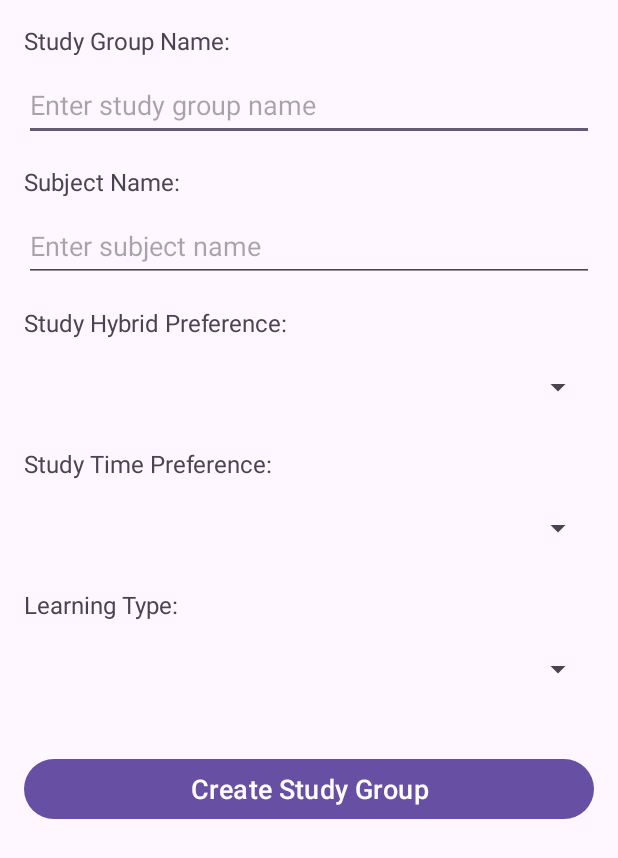
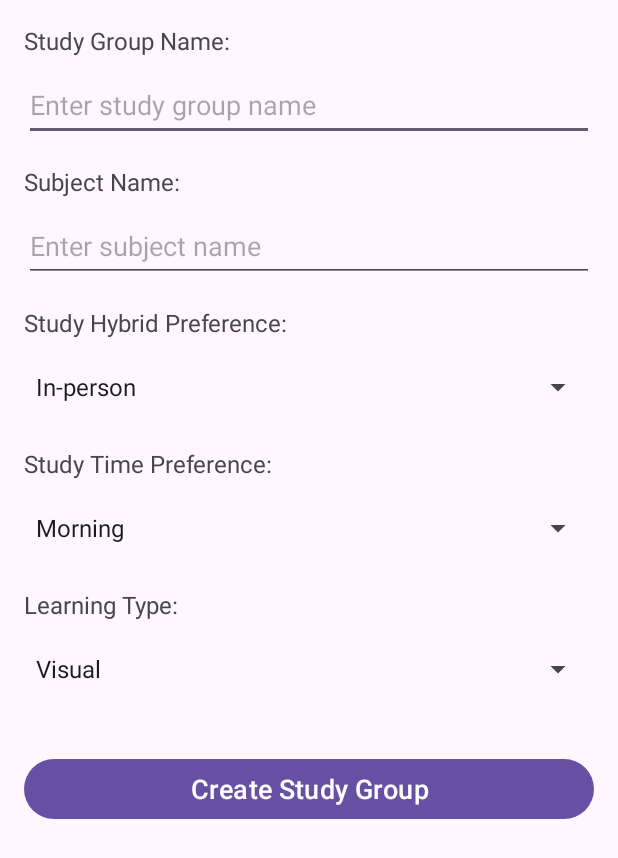
Before and after one commit to Team5MobileApp/StudyConnect, an Android app: the StudyGroupCreationFormActivity screen opened directly, with no data from a screen before it, after a tap on "Create Study Group", on a phone screen of 412 x 824 dp. Shown: the top 858 px of the screen. Run offline under Robolectric (Android 15) with nearby library versions, the phone set to English and light mode, and no system bars; our stand-ins replace Room's generated code.

Commit message:
Saves study groups in database. Errors with app closing

```diff
--- a/app/src/main/java/com/example/studyconnect/AppDatabase.kt
+++ b/app/src/main/java/com/example/studyconnect/AppDatabase.kt
@@ -6,11 +6,12 @@ import androidx.room.Room
 import androidx.room.RoomDatabase
 
 // 1. Annotate your database class with @Database
-@Database(entities = [UserPreferences::class], version = 1)
+@Database(entities = [UserPreferences::class, StudyGroup::class], version = 1)
 abstract class AppDatabase : RoomDatabase() {
 
     // 2. Define the DAOs you want to access in this database
     abstract fun userPreferencesDao(): UserPreferencesDao
+    abstract fun studyGroupDao(): StudyGroupDao
 
     // 3. Implement a singleton pattern for getting the database instance
     companion object {
--- a/app/src/main/java/com/example/studyconnect/SearchFragment.kt
+++ b/app/src/main/java/com/example/studyconnect/SearchFragment.kt
@@ -20,8 +20,6 @@ class SearchFragment : Fragment() {
     ): View? {
         // Inflate the layout for this fragment
         val view = inflater.inflate(R.layout.fragment_search, container, false)
-
-        // Find the "Add Group +" button
         val addGroupButton: Button = view.findViewById(R.id.button)
 
         // Set up OnClickListener for the button
--- /dev/null
+++ b/app/src/main/java/com/example/studyconnect/StudyGroup.kt
@@ -0,0 +1,15 @@
+package com.example.studyconnect
+
+import androidx.room.ColumnInfo
+import androidx.room.Entity
+import androidx.room.PrimaryKey
+
+@Entity(tableName = "study_group")
+data class StudyGroup(
+    @PrimaryKey(autoGenerate = true) val id: Long = 0,
+    @ColumnInfo(name = "groupName") val groupName: String?,
+    @ColumnInfo(name = "subject") val subject: String?,
+    @ColumnInfo(name = "hybrid") val hybrid: String?,
+    @ColumnInfo(name = "time") val time: String?,
+    @ColumnInfo(name = "learningType") val learningType: String?
+    )
--- a/app/src/main/java/com/example/studyconnect/StudyGroupCreationFormActivity.kt
+++ b/app/src/main/java/com/example/studyconnect/StudyGroupCreationFormActivity.kt
@@ -1,26 +1,80 @@
 package com.example.studyconnect
 
 import android.os.Bundle
+import android.widget.ArrayAdapter
 import androidx.appcompat.app.AppCompatActivity
 import android.widget.Button
 import android.widget.EditText
+import android.widget.Spinner
+import androidx.lifecycle.lifecycleScope
+import kotlinx.coroutines.CoroutineScope
+import kotlinx.coroutines.Dispatchers
+import kotlinx.coroutines.launch
 
 class StudyGroupCreationFormActivity : AppCompatActivity() {
+
+    private lateinit var db: AppDatabase // Room database instance
+    private lateinit var studyGroupDao: StudyGroupDao // DAO instance
 
     override fun onCreate(savedInstanceState: Bundle?) {
         super.onCreate(savedInstanceState)
         setContentView(R.layout.study_group_creation_form) // This should be your form layout file
 
+        // Initialize Room database and DAO
+        db = AppDatabase.getInstance(this) // Access database
+        studyGroupDao = db.studyGroupDao()
+
         // Find your UI elements
-        val groupNameEditText: EditText = findViewById(R.id.groupNameET)
+        val groupNameET: EditText = findViewById(R.id.groupNameET)
+        val subjectET: EditText = findViewById(R.id.subjectET)
+        val hybridSpinner: Spinner = findViewById(R.id.spinner_hybrid_preference)
+        val timeSpinner: Spinner = findViewById(R.id.spinner_time_preference)
+        val learningSpinner: Spinner = findViewById(R.id.spinner_learning_type)
         val createGroupButton: Button = findViewById(R.id.btn_create_group)
+
+        val learningOptions = listOf("Visual", "Auditory", "Write/Read", "Kinesthetic")
+        val timeOptions = listOf("Morning", "Afternoon", "Evening")
+        val hybridOptions = listOf("In-person", "Hybrid", "Virtual")
+
+        // Set adapters for Spinners
+        learningSpinner.adapter = ArrayAdapter(this, android.R.layout.simple_spinner_item, learningOptions)
+        timeSpinner.adapter = ArrayAdapter(this, android.R.layout.simple_spinner_item, timeOptions)
+        hybridSpinner.adapter = ArrayAdapter(this, android.R.layout.simple_spinner_item, hybridOptions)
+
 
         // Set click listener for save button
         createGroupButton.setOnClickListener {
-            val groupName = groupNameEditText.text.toString()
-            // You can add logic here to save the group to the database or something else
-            // For now, we'll just log the group name.
-            println("Group Name: $groupName")
+            val groupName = groupNameET.text.toString()
+            val subject = subjectET.text.toString()
+            val hybrid = hybridSpinner.selectedItem.toString()
+            val time = timeSpinner.selectedItem.toString()
+            val learningType = learningSpinner.selectedItem.toString()
+
+            // Create a UserPreferences object
+            val studyGroup = StudyGroup(
+                groupName = groupName,
+                subject = subject,
+                time = time,
+                hybrid = hybrid,
+                learningType = learningType
+            )
+
+            // Save the data using coroutine in background thread (Dispatchers.IO)
+            lifecycleScope.launch {
+                saveStudyGroup(studyGroup)
+            }
+
+        }
+    }
+
+    private suspend fun saveStudyGroup(studyGroup: StudyGroup) {
+        // Insert userPreferences into Room database on IO thread
+        CoroutineScope(Dispatchers.IO).launch {
+            studyGroupDao.insertUser(studyGroup)  // Insert data into database
+            this@StudyGroupCreationFormActivity.runOnUiThread {
+                // Optionally update UI or notify user upon success
+                // For example: show a toast or navigate to another screen
+            }
         }
     }
 }
--- /dev/null
+++ b/app/src/main/java/com/example/studyconnect/StudyGroupDao.kt
@@ -0,0 +1,12 @@
+package com.example.studyconnect
+
+import androidx.room.Dao
+import androidx.room.Insert
+import androidx.room.Query
+import kotlinx.coroutines.flow.Flow
+
+@Dao
+interface StudyGroupDao {
+    @Insert
+    fun insertUser(studyGroup: StudyGroup)
+}
--- a/app/src/main/res/layout/fragment_search.xml
+++ b/app/src/main/res/layout/fragment_search.xml
@@ -37,11 +37,13 @@
             android:id="@+id/button"
             android:layout_width="215dp"
             android:layout_height="67dp"
+            android:layout_marginBottom="60dp"
             android:layout_weight="1"
             android:text="Add Group +"
             android:textSize="25sp"
-            tools:layout_editor_absoluteX="98dp"
-            tools:layout_editor_absoluteY="567dp" />
+            app:layout_constraintBottom_toBottomOf="@+id/studyGroupRV"
+            app:layout_constraintEnd_toEndOf="parent"
+            app:layout_constraintStart_toStartOf="parent" />
 
     </androidx.constraintlayout.widget.ConstraintLayout>
 </FrameLayout>
```
